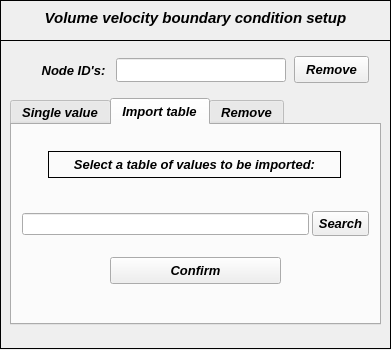
Above: pulse/uix/user_input/ui/volumevelocityInput.ui from open-pulse/OpenPulse before the change. Below: the same form after it.
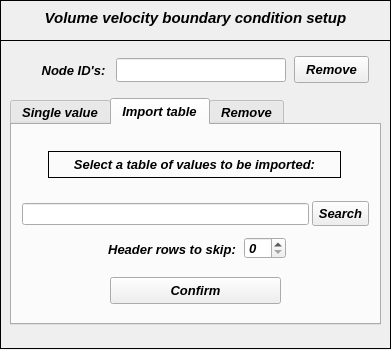
That is the form after the change. The open tabs and pages were chosen to show the change. Icons and pictures are not drawn.

The edit to the form file:
```diff
--- a/pulse/uix/user_input/ui/volumevelocityInput.ui
+++ b/pulse/uix/user_input/ui/volumevelocityInput.ui
@@ -487,7 +487,7 @@
        <property name="geometry">
         <rect>
          <x>300</x>
-         <y>86</y>
+         <y>76</y>
          <width>57</width>
          <height>25</height>
         </rect>
@@ -524,7 +524,7 @@
        <property name="geometry">
         <rect>
          <x>10</x>
-         <y>88</y>
+         <y>78</y>
          <width>287</width>
          <height>22</height>
         </rect>
@@ -546,7 +546,7 @@
        <property name="geometry">
         <rect>
          <x>98</x>
-         <y>132</y>
+         <y>152</y>
          <width>171</width>
          <height>27</height>
         </rect>
@@ -595,6 +595,56 @@
         <set>Qt::AlignCenter</set>
        </property>
       </widget>
+      <widget class="QSpinBox" name="spinBox">
+       <property name="geometry">
+        <rect>
+         <x>232</x>
+         <y>112</y>
+         <width>42</width>
+         <height>22</height>
+        </rect>
+       </property>
+       <property name="maximum">
+        <number>10</number>
+       </property>
+      </widget>
+      <widget class="QLabel" name="label_9">
+       <property name="geometry">
+        <rect>
+         <x>90</x>
+         <y>114</y>
+         <width>140</width>
+         <height>20</height>
+        </rect>
+       </property>
+       <property name="minimumSize">
+        <size>
+         <width>85</width>
+         <height>20</height>
+        </size>
+       </property>
+       <property name="maximumSize">
+        <size>
+         <width>140</width>
+         <height>20</height>
+        </size>
+       </property>
+       <property name="font">
+        <font>
+         <family>Arial</family>
+         <pointsize>10</pointsize>
+         <weight>75</weight>
+         <italic>true</italic>
+         <bold>true</bold>
+        </font>
+       </property>
+       <property name="text">
+        <string>Header rows to skip:</string>
+       </property>
+       <property name="alignment">
+        <set>Qt::AlignCenter</set>
+       </property>
+      </widget>
      </widget>
      <widget class="QWidget" name="tab">
       <attribute name="title">
```
